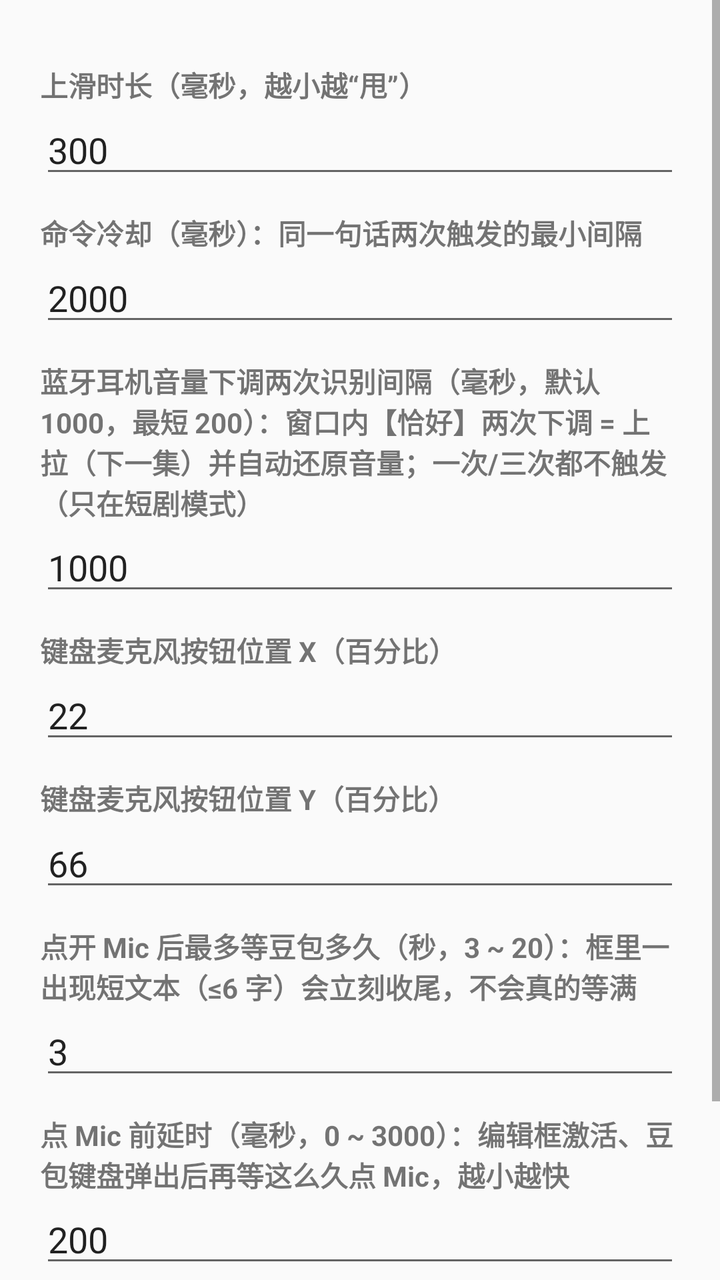
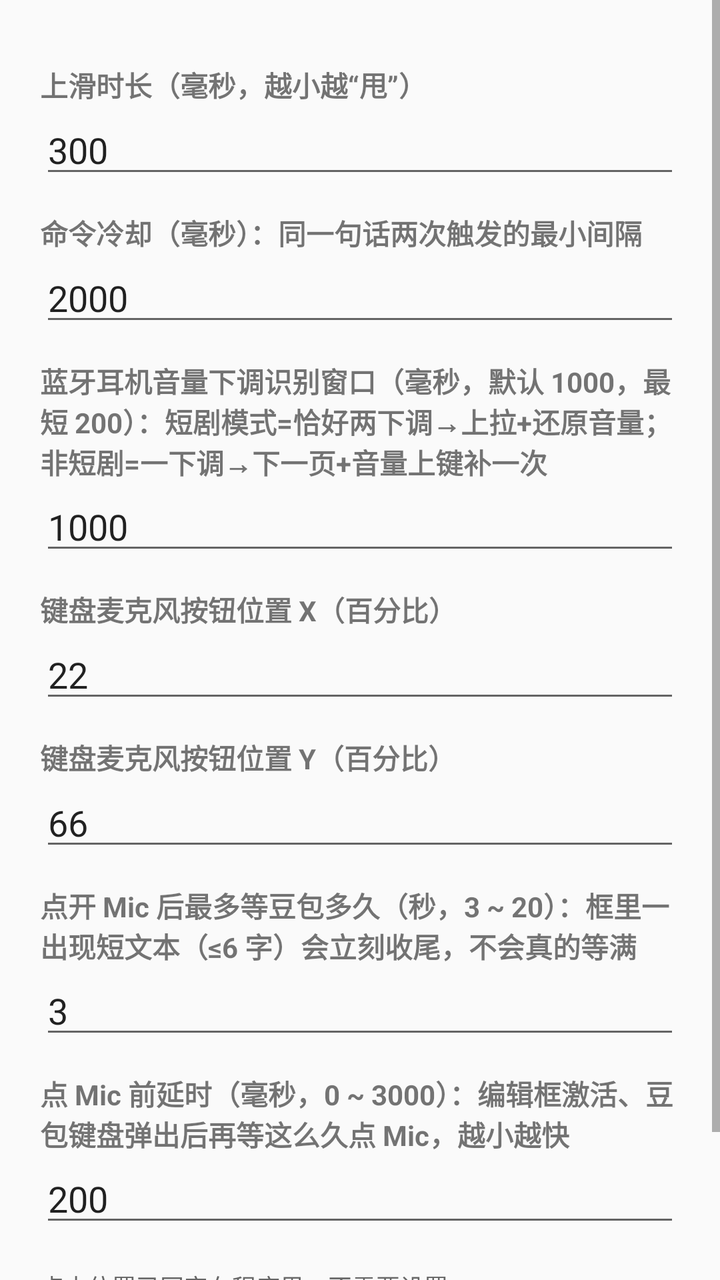

Screens rendered from an Android XML layout before and after an edit, with the pre-edit source and the edit as a unified diff.
<!-- AndroidManifest.xml: application theme android:Theme.Material.Light -->
<!-- res/layout/dialog_settings.xml -->
<?xml version="1.0" encoding="utf-8"?>
<ScrollView xmlns:android="http://schemas.android.com/apk/res/android"
    android:layout_width="match_parent"
    android:layout_height="wrap_content">

    <LinearLayout
        android:layout_width="match_parent"
        android:layout_height="wrap_content"
        android:orientation="vertical"
        android:padding="20dp">

        <TextView
            android:layout_width="match_parent"
            android:layout_height="wrap_content"
            android:layout_marginTop="12dp"
            android:text="上滑时长（毫秒，越小越“甩”）"
            android:textStyle="bold" />

        <EditText
            android:id="@+id/dlgDur"
            android:layout_width="match_parent"
            android:layout_height="wrap_content"
            android:inputType="number"
            android:text="300" />

        <TextView
            android:layout_width="match_parent"
            android:layout_height="wrap_content"
            android:layout_marginTop="12dp"
            android:text="命令冷却（毫秒）：同一句话两次触发的最小间隔"
            android:textStyle="bold" />

        <EditText
            android:id="@+id/dlgGap"
            android:layout_width="match_parent"
            android:layout_height="wrap_content"
            android:inputType="number"
            android:text="2000" />

        <TextView
            android:layout_width="match_parent"
            android:layout_height="wrap_content"
            android:layout_marginTop="12dp"
            android:text="蓝牙耳机音量下调两次识别间隔（毫秒，默认 1000，最短 200）：窗口内【恰好】两次下调 = 上拉（下一集）并自动还原音量；一次/三次都不触发（只在短剧模式）"
            android:textStyle="bold" />

        <EditText
            android:id="@+id/dlgVolMs"
            android:layout_width="match_parent"
            android:layout_height="wrap_content"
            android:inputType="number"
            android:text="1000" />

        <TextView
            android:layout_width="match_parent"
            android:layout_height="wrap_content"
            android:layout_marginTop="12dp"
            android:text="键盘麦克风按钮位置 X（百分比）"
            android:textStyle="bold" />

        <EditText
            android:id="@+id/dlgMicX"
            android:layout_width="match_parent"
            android:layout_height="wrap_content"
            android:inputType="number"
            android:text="22" />

        <TextView
            android:layout_width="match_parent"
            android:layout_height="wrap_content"
            android:layout_marginTop="12dp"
            android:text="键盘麦克风按钮位置 Y（百分比）"
            android:textStyle="bold" />

        <EditText
            android:id="@+id/dlgMicY"
            android:layout_width="match_parent"
            android:layout_height="wrap_content"
            android:inputType="number"
            android:text="66" />

        <TextView
            android:layout_width="match_parent"
            android:layout_height="wrap_content"
            android:layout_marginTop="12dp"
            android:text="点开 Mic 后最多等豆包多久（秒，3 ~ 20）：框里一出现短文本（≤6 字）会立刻收尾，不会真的等满"
            android:textStyle="bold" />

        <EditText
            android:id="@+id/dlgListen"
            android:layout_width="match_parent"
            android:layout_height="wrap_content"
            android:inputType="number"
            android:text="3" />

        <TextView
            android:layout_width="match_parent"
            android:layout_height="wrap_content"
            android:layout_marginTop="12dp"
            android:text="点 Mic 前延时（毫秒，0 ~ 3000）：编辑框激活、豆包键盘弹出后再等这么久点 Mic，越小越快"
            android:textStyle="bold" />

        <EditText
            android:id="@+id/dlgMicDelay"
            android:layout_width="match_parent"
            android:layout_height="wrap_content"
            android:inputType="number"
            android:text="200" />

        <TextView
            android:layout_width="match_parent"
            android:layout_height="wrap_content"
            android:layout_marginTop="16dp"
            android:text="点击位置已固定在程序里，不需要设置：\n· 暂停 / 恢复：(50%, 20%)\n· 下页：(85%, 85%)\n· 上页：(15%, 85%)"
            android:textColor="#666666"
            android:textSize="12sp" />

    </LinearLayout>
</ScrollView>
<!-- resources referenced by this layout -->
<resources>

</resources>

<!-- the commit's change to res/layout/dialog_settings.xml (unified diff, before → after) -->
@@ -41,7 +41,7 @@
             android:layout_width="match_parent"
             android:layout_height="wrap_content"
             android:layout_marginTop="12dp"
-            android:text="蓝牙耳机音量下调两次识别间隔（毫秒，默认 1000，最短 200）：窗口内【恰好】两次下调 = 上拉（下一集）并自动还原音量；一次/三次都不触发（只在短剧模式）"
+            android:text="蓝牙耳机音量下调识别窗口（毫秒，默认 1000，最短 200）：短剧模式=恰好两下调→上拉+还原音量；非短剧=一下调→下一页+音量上键补一次"
             android:textStyle="bold" />
 
         <EditText
